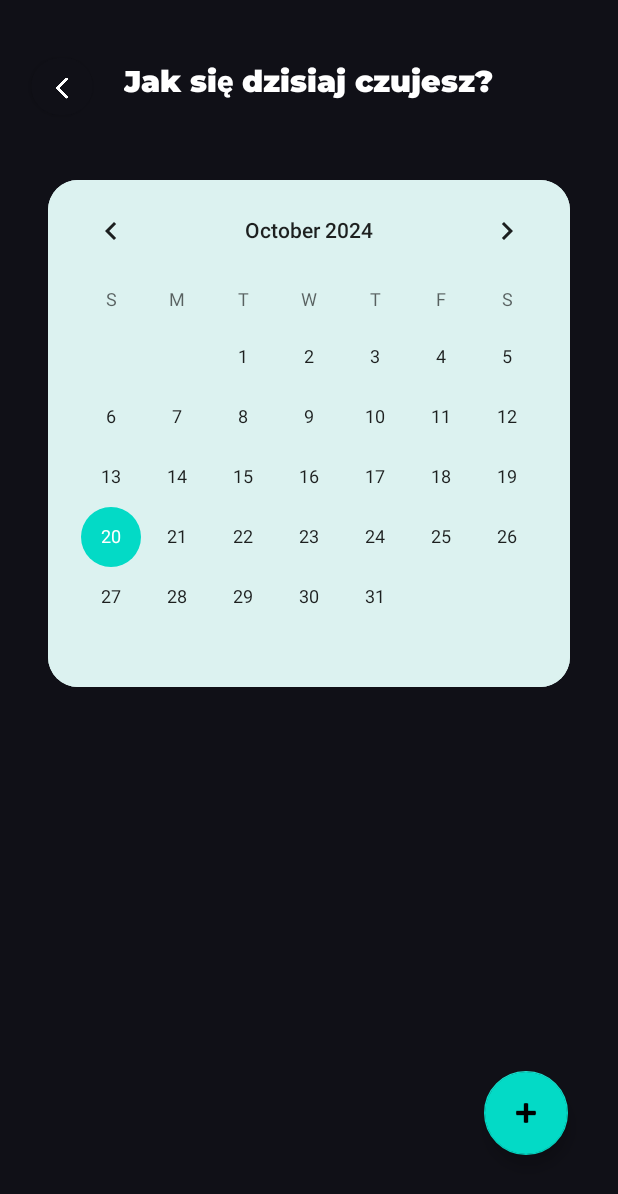
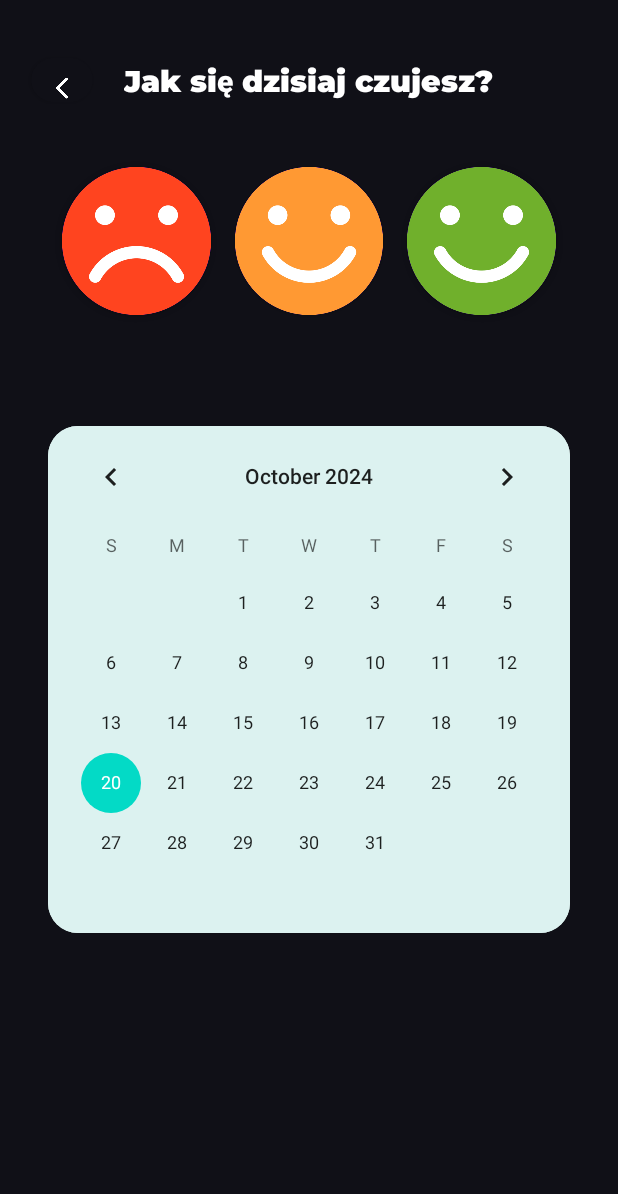
Before and after one commit to jakubbonczyk/HealthAppUniversityProject, an Android app: the YourFeelingsActivity screen opened directly, with no data from a screen before it, on a phone screen of 412 x 824 dp. Shown: the top 1194 px of the screen. Run offline under Robolectric (Android 15) with nearby library versions, the phone set to English and light mode, and no system bars; Roboto replaces fonts that are not available here.

Commit message:
added buttons to users feelings

```diff
--- a/app/src/main/java/com/example/pamietajozdrowiu/YourFeelingsActivity.java
+++ b/app/src/main/java/com/example/pamietajozdrowiu/YourFeelingsActivity.java
@@ -4,6 +4,7 @@ import android.content.Intent;
 import android.os.Bundle;
 import android.view.View;
 import android.widget.Button;
+import android.widget.Toast;
 
 import androidx.activity.EdgeToEdge;
 import androidx.appcompat.app.AppCompatActivity;
@@ -25,12 +26,25 @@ public class YourFeelingsActivity extends AppCompatActivity {
         });
 
         Button button = findViewById(R.id.button4);
-        button.setOnClickListener(new View.OnClickListener() {
-            @Override
-            public void onClick(View v) {
-                Intent intent = new Intent(YourFeelingsActivity.this, MainActivity.class);
-                startActivity(intent);
-            }
+        Button sadButton = findViewById(R.id.button5);
+        Button neutralButton = findViewById(R.id.button6);
+        Button happyButton = findViewById(R.id.button7);
+
+        button.setOnClickListener(v -> {
+            Intent intent = new Intent(YourFeelingsActivity.this, MainActivity.class);
+            startActivity(intent);
+        });
+
+        sadButton.setOnClickListener(v -> {
+            Toast.makeText(this, "Czujesz się źle!", Toast.LENGTH_SHORT).show();
+        });
+
+        neutralButton.setOnClickListener(v -> {
+            Toast.makeText(this, "Czujesz się neutralnie!", Toast.LENGTH_SHORT).show();
+        });
+
+        happyButton.setOnClickListener(v -> {
+            Toast.makeText(this, "Czujesz się świetnie!", Toast.LENGTH_SHORT).show();
         });
     }
 }
--- /dev/null
+++ b/app/src/main/res/drawable/circle_button.xml
@@ -0,0 +1,9 @@
+<shape xmlns:android="http://schemas.android.com/apk/res/android"
+    android:shape="oval">
+
+    <!-- Zaokrąglenie rogów przycisku -->
+<!--    <corners android:radius="16dp" />-->
+
+    <!-- Kolor tła przycisku -->
+    <solid android:color="#ffffff" />
+</shape>
--- a/app/src/main/res/layout/your_feelings.xml
+++ b/app/src/main/res/layout/your_feelings.xml
@@ -28,7 +28,7 @@
         android:layout_width="wrap_content"
         android:layout_height="wrap_content"
         android:orientation="horizontal"
-        app:layout_constraintGuide_percent="0.10" />
+        app:layout_constraintGuide_percent="0.30" />
 
     <androidx.constraintlayout.widget.Guideline
         android:id="@+id/guideline2"
@@ -85,10 +85,12 @@
         app:iconGravity="top"
         app:iconPadding="@dimen/icon_padding_large"
         app:iconSize="@dimen/icon_size_small"
-        app:layout_constraintBottom_toTopOf="@+id/guideline"
+        app:layout_constraintBottom_toTopOf="@+id/guideline6"
         app:layout_constraintEnd_toStartOf="@+id/guideline3"
+        app:layout_constraintHorizontal_bias="1.0"
         app:layout_constraintStart_toStartOf="@+id/guideline1"
         app:layout_constraintTop_toTopOf="@+id/guideline2"
+        app:layout_constraintVertical_bias="0.0"
         app:strokeWidth="0dp"
         tools:ignore="MissingConstraints" />
 
@@ -126,7 +128,22 @@
         android:layout_width="wrap_content"
         android:layout_height="wrap_content"
         android:orientation="horizontal"
-        app:layout_constraintGuide_percent="0.60" />
+        app:layout_constraintGuide_percent="0.80" />
+
+    <androidx.constraintlayout.widget.Guideline
+        android:id="@+id/guideline17"
+        android:layout_width="wrap_content"
+        android:layout_height="wrap_content"
+        android:orientation="vertical"
+        app:layout_constraintGuide_percent="0.90" />
+
+    <androidx.constraintlayout.widget.Guideline
+        android:id="@+id/guideline18"
+        android:layout_width="wrap_content"
+        android:layout_height="wrap_content"
+        android:orientation="vertical"
+        app:layout_constraintGuide_percent="0.10" />
+
     <CalendarView
         android:id="@+id/calendarView"
         android:layout_width="wrap_content"
@@ -137,16 +154,53 @@
         app:layout_constraintStart_toStartOf="@+id/guideline1"
         app:layout_constraintTop_toTopOf="@+id/guideline" />
 
-    <com.google.android.material.floatingactionbutton.FloatingActionButton
-        android:id="@+id/floatingActionButton"
-        android:layout_width="wrap_content"
-        android:layout_height="wrap_content"
-        android:clickable="true"
-        app:layout_constraintBottom_toTopOf="@+id/guideline13"
-        app:layout_constraintEnd_toStartOf="@+id/guideline15"
-        app:layout_constraintStart_toStartOf="@+id/guideline14"
-        app:layout_constraintTop_toTopOf="@+id/guideline12"
-        app:srcCompat="@android:drawable/ic_input_add" />
+    <Button
+        android:id="@+id/button5"
+        android:layout_width="0dp"
+        android:layout_height="0dp"
+        android:background="@drawable/circle_button"
+        android:foreground="@drawable/face"
+        android:text=""
+        app:layout_constraintBottom_toTopOf="@+id/guideline"
+        app:layout_constraintDimensionRatio="1:1"
+        app:layout_constraintEnd_toStartOf="@+id/button6"
+        app:layout_constraintStart_toStartOf="@+id/guideline18"
+        app:layout_constraintTop_toTopOf="@+id/guideline6"
+        app:layout_constraintWidth_default="spread"
+        app:layout_constraintHorizontal_chainStyle="spread_inside"
+        android:layout_marginEnd="8dp" />
+
+    <Button
+        android:id="@+id/button6"
+        android:layout_width="0dp"
+        android:layout_height="0dp"
+        android:background="@drawable/circle_button"
+        android:foreground="@drawable/yellow"
+        android:text=""
+        app:layout_constraintBottom_toTopOf="@+id/guideline"
+        app:layout_constraintDimensionRatio="1:1"
+        app:layout_constraintEnd_toStartOf="@+id/button7"
+        app:layout_constraintStart_toEndOf="@+id/button5"
+        app:layout_constraintTop_toTopOf="@+id/guideline6"
+        android:layout_marginStart="8dp"
+        android:layout_marginEnd="8dp" />
+
+    <Button
+        android:id="@+id/button7"
+        android:layout_width="0dp"
+        android:layout_height="0dp"
+        android:background="@drawable/circle_button"
+        android:foreground="@drawable/smile"
+        android:text=""
+        app:layout_constraintBottom_toTopOf="@+id/guideline"
+        app:layout_constraintDimensionRatio="1:1"
+        app:layout_constraintEnd_toStartOf="@+id/guideline17"
+        app:layout_constraintStart_toEndOf="@+id/button6"
+        app:layout_constraintTop_toTopOf="@+id/guideline6"
+        android:layout_marginStart="8dp" />
+
+
+
 
 
 </androidx.constraintlayout.widget.ConstraintLayout>
--- a/app/src/main/res/values/themes.xml
+++ b/app/src/main/res/values/themes.xml
@@ -16,4 +16,10 @@
         <item name="cornerRadius">16dp</item>
         <item name="android:textColor">#FFFFFF</item>
     </style>
+
+    <style name="Widget.OvalButton" parent="Widget.MaterialComponents.Button">
+        <item name="backgroundTint">@color/white</item>
+        <item name="cornerRadius">100dp</item>
+        <item name="android:textColor">#FFFFFF</item>
+    </style>
 </resources>
```
Also changed, not shown: app/src/main/res/drawable/face.png (added), app/src/main/res/drawable/smile.png (added), app/src/main/res/drawable/yellow.png (added).
